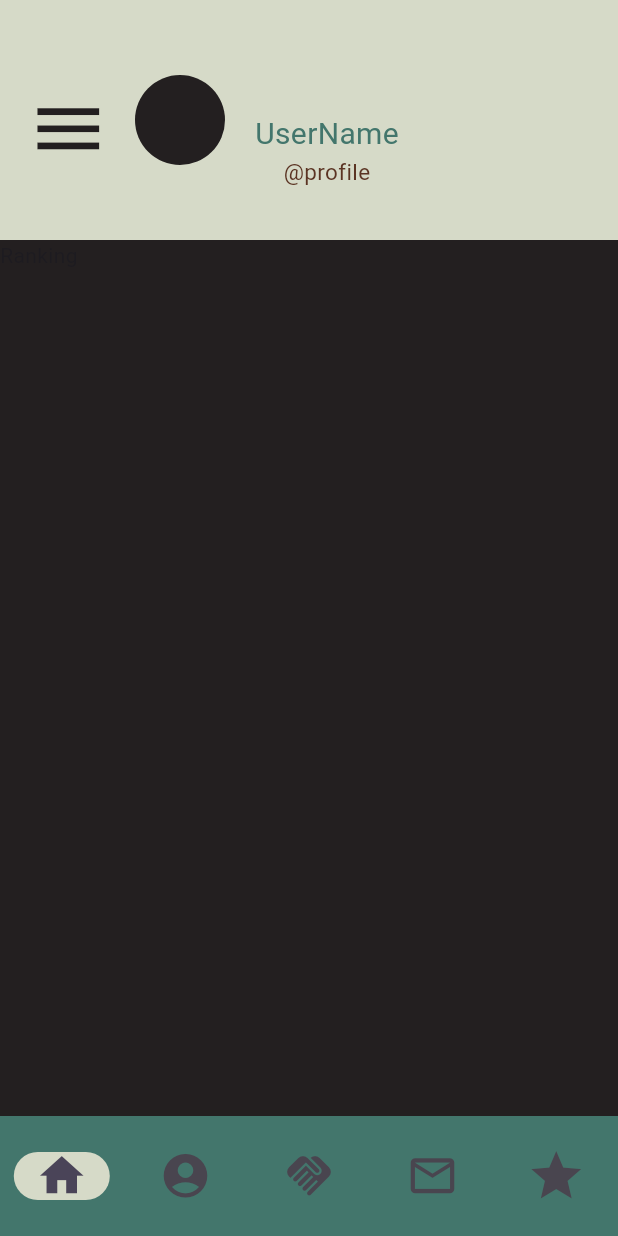
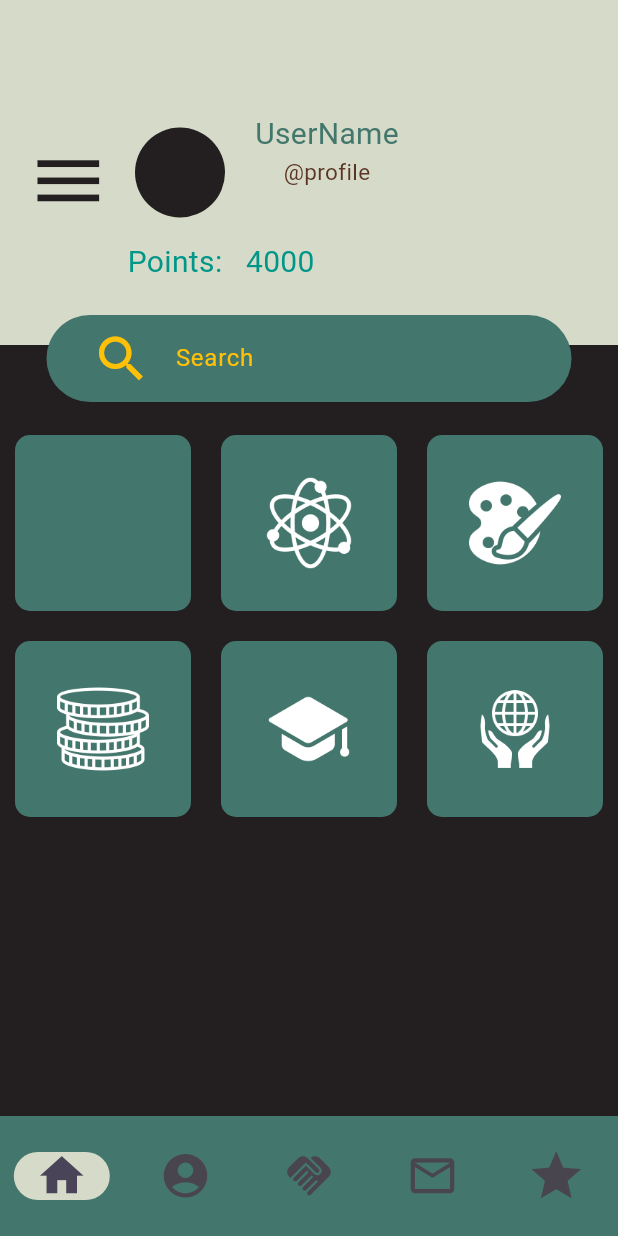
Before and after one commit to ARTISTART367/Collaborations, a Flutter app: the Profile screen opened by its route, on a phone screen of 412 x 824 dp. Run offline on Flutter 3.47's test engine with Material 3 defaults, Android fonts, the phone set to English and light mode, and no system bars.

Commit message:
profile done scroalable in profile also have to add

```diff
--- a/lib/components/bottom_nav_bar.dart
+++ b/lib/components/bottom_nav_bar.dart
@@ -34,7 +34,6 @@ class _nav extends State<Bottom_nav> {
                 break;
                 case 4: Navigator.pushNamed(context, 'ranking');
                 break;
-
               }
               // pageRoute = label;
             });
@@ -49,9 +48,12 @@ class _nav extends State<Bottom_nav> {
             NavigationDestination(
               icon: Icon(Icons.account_circle,size:35,),
               label: 'profile',
+              selectedIcon: Icon(Icons.account_circle_outlined,size:35,),
             ),
             NavigationDestination(
-                icon: Icon(Icons.handshake,size:35,), label: 'collaboration'),
+                icon: Icon(Icons.handshake,size:35,),
+                label: 'collaboration',
+            ),
             NavigationDestination(
               icon: Icon(Icons.mail_outline,
               size:35,),
--- /dev/null
+++ b/lib/components/nearby_collab.dart
@@ -0,0 +1,41 @@
+import 'package:flutter/material.dart';
+import 'package:flutter/widgets.dart';
+
+class nearCollabs extends StatelessWidget {
+  @override
+  Widget build(BuildContext context) {
+    // Retrieve screen width
+    double screenWidth = MediaQuery
+        .of(context)
+        .size
+        .width;
+
+    // Build UI
+    return Scaffold(
+      backgroundColor: Colors.transparent,
+      body:
+      Align(
+        alignment: Alignment.topCenter,
+        child: Container(
+          margin: EdgeInsets.only(),
+          height: 100,
+          color: Colors.transparent,
+          child: GridView.count(
+            // Create a grid with 2 columns. If you change the scrollDirection to
+            // horizontal, this produces 2 rows.
+            crossAxisCount: 1,
+            // Generate 100 widgets that display their index in the List.
+            children: List.generate(100, (index) {
+              return Center(
+                  child: Text(
+                    'Item $index',
+                    style:TextStyle(color: Colors.cyan),
+
+                  )
+              );
+            }),
+          ),
+        ),
+      ),
+    );
+  }}
--- a/lib/pages/profile.dart
+++ b/lib/pages/profile.dart
@@ -1,31 +1,163 @@
+// Import necessary packages and components
 import 'package:flutter/cupertino.dart';
 import 'package:flutter/material.dart';
 import 'package:flutter/widgets.dart';
-import '../components/user_top.dart'as topProfile;
+import '../components/user_top.dart' as topProfile;
 import '../components/bottom_nav_bar.dart' as bottomNav;
+import '../widgets/search_bar.dart' as search;
+import '../components/nearby_collab.dart' as collabs;
+
+// Define Profile widget
 class Profile extends StatelessWidget {
-
   @override
   Widget build(BuildContext context) {
+    // Retrieve screen width
     double screenWidth = MediaQuery.of(context).size.width;
 
-    return const Scaffold(
+    // Build UI
+    return Scaffold(
       backgroundColor: Color(0xff231F20),
-    body: Scaffold(
-    backgroundColor: Colors.transparent,
       body: Stack(
         children: [
-      Column(
-        children:[
-          topProfile.User_top(),
-          Row(children: [
-            Text('Ranking')
-          ],)
+          // Top profile section
+          Container(
+            height: 230,
+            child: topProfile.User_top(),
+          ),
+
+          // Points display
+          Container(
+            child: Padding(
+              padding: EdgeInsets.only(top: 160, left: 85),
+              child: Text(
+                'Points:   4000',
+                style: TextStyle(
+                  fontSize: 20,
+                  backgroundColor: Color(0xE0F1C4),
+                  color: Colors.teal,
+                ),
+              ),
+            ),
+          ),
+
+          // Search bar
+          Container(
+            child: Column(
+              children: [
+                Padding(
+                  padding: EdgeInsets.only(top: 180),
+                  child: Center(
+                    child: search.SearchBar(),
+                  ),
+                ),
               ],
             ),
+          ),
+
+          // Grid of icons
+          Align(
+            alignment: Alignment.topCenter,
+            child: Container(
+              margin: EdgeInsets.only(top: 280),
+              height: 400,
+              color: Colors.transparent,
+              child: GridView.count(
+                crossAxisCount: 3,
+                children: List.generate(6, (index) {
+
+                  Widget? A; // Declare A as nullable Icon
+                  switch (index) {
+                    case 1:
+                      A = IconButton(
+                        onPressed: () {
+                          Navigator.pushNamed(context, 'register');
+                        },
+                        icon:ImageIcon(
+                          AssetImage('assets/atomic.png'),
+                          size: 500,
+                          color: Colors.white,
+                        ),);
+                      break;
+
+                    case 2:
+                      A = IconButton(
+                        onPressed: () {
+                          Navigator.pushNamed(context, 'register');
+                        },
+                        icon:ImageIcon(
+                          AssetImage('assets/art-palette.png'),
+                          size: 500,
+                          color: Colors.white,
+                        ),);
+                      break;
+
+                    case 3:
+                      A = IconButton(
+                        onPressed: () {
+                          Navigator.pushNamed(context, 'register');
+                        },
+                        icon:ImageIcon(
+                          AssetImage('assets/coins.png'),
+                          size: 500,
+                          color: Colors.white,
+                        ),);
+                      break;
+
+                    case 4:
+                      A = IconButton(
+                        onPressed: () {
+                          Navigator.pushNamed(context, 'register');
+                        },
+                        icon:ImageIcon(
+                          AssetImage('assets/graduation.png'),
+                          size: 500,
+                          color: Colors.white,
+                        ),);
+                      break;
+
+                    case 5:
+                      A = IconButton(
+                        onPressed: () {
+                          Navigator.pushNamed(context, 'register');
+                          },
+                        icon:ImageIcon(
+                        AssetImage('assets/globe (1).png'),
+                        size: 500,
+                        color: Colors.white,
+                        ),);
+                      break;
+                    default:
+                    // Handle other cases if needed
+                      break;
+                  }
+                  return GestureDetector(
+                      onTap: (){
+                    print('tapped');
+                  },
+                  child:  Padding(
+                    padding: EdgeInsets.all(10),
+                  child:ClipRRect(
+                    borderRadius: BorderRadius.circular(10.0),//or 15.0
+                    child: Container(
+                      padding: EdgeInsets.all(20),
+                      height: 70.0,
+                      width: 70.0,
+                      color:Color(0xff43766C),
+                      child: A
+                    ),
+                    ),
+                  )
+                  );
+
+                }),
+              ),
+            ),
+          ),
+
+          // Bottom navigation bar
+        collabs.nearCollabs(),
         bottomNav.Bottom_nav(),
         ],
-    ),
       ),
     );
   }
```
Also changed, not shown: assets/art-palette.png (added), assets/atomic.png (added), assets/coins.png (added), assets/globe (1).png (added), assets/graduation.png (added). Lines whose indentation alone changed are shown as unchanged.
